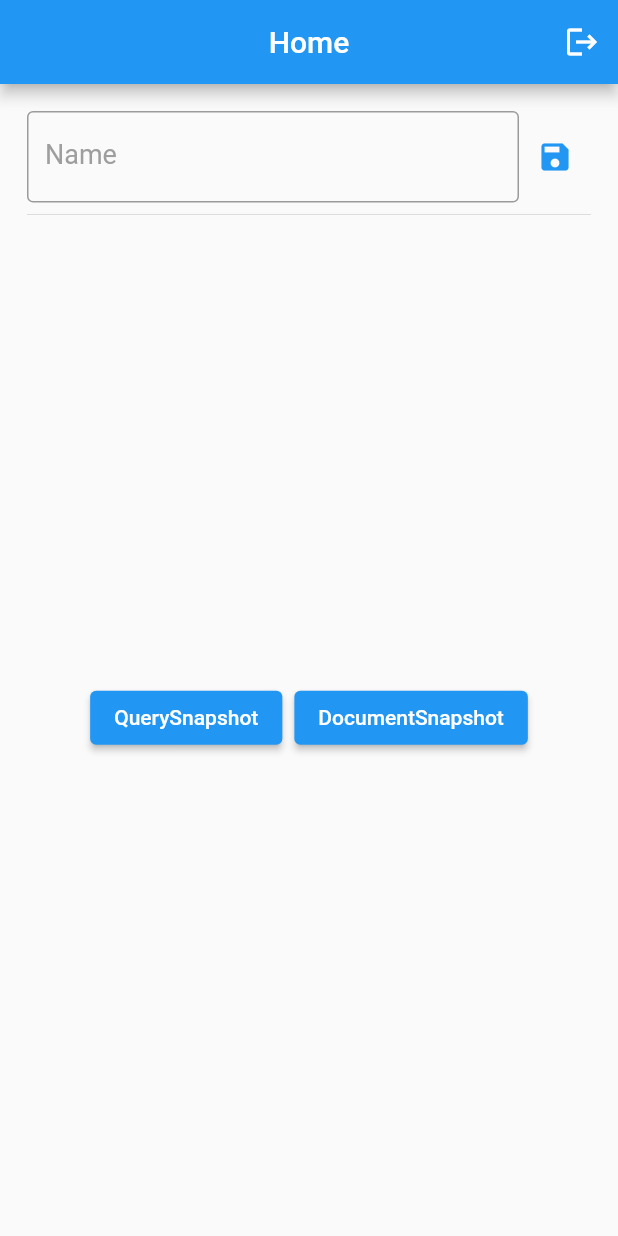
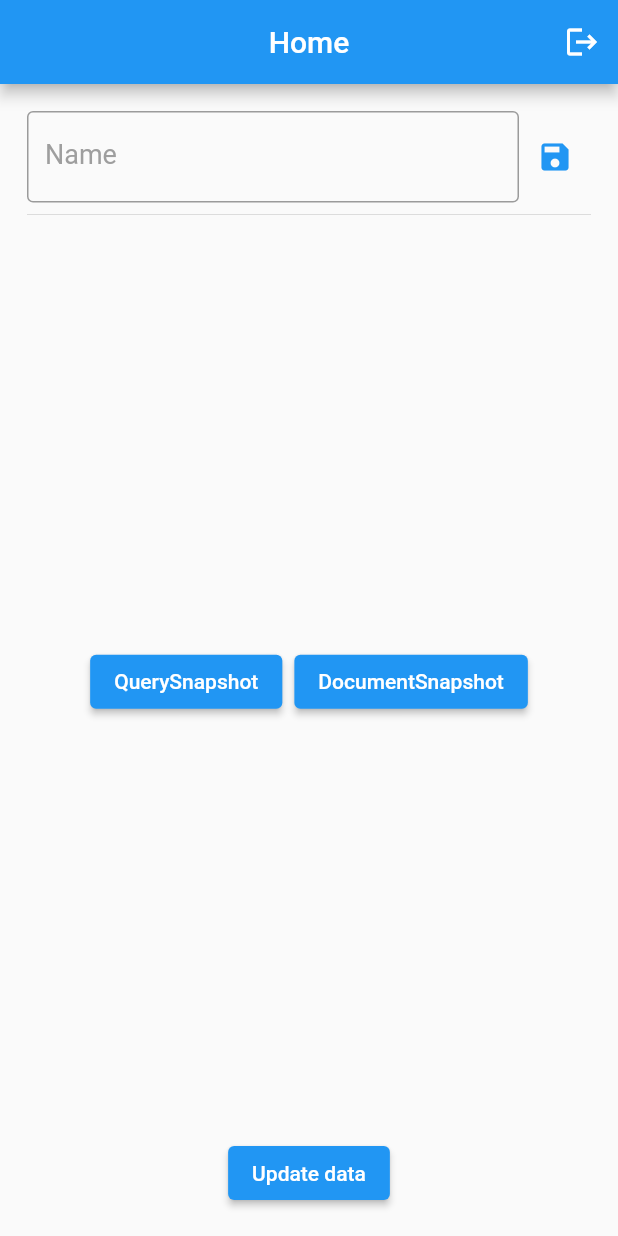
Before and after one commit to thetahmeed/Flutter, a Flutter app: the screen it shows once a user with an empty profile is signed in, on a phone screen of 412 x 824 dp. Run offline on Flutter 3.47's test engine with Material 2 defaults, Android fonts, the phone set to English and light mode, and no system bars; our stand-ins replace carousel_slider, cloud_firestore, curved_navigation_bar, firebase_auth, firebase_core, firebase_database and 5 more; accounts and stored records are empty.

Commit message:
5. Firestore (Update data)

```diff
--- a/fireprac/lib/pages/home.dart
+++ b/fireprac/lib/pages/home.dart
@@ -19,6 +19,14 @@ class _HomePageState extends State<HomePage> {
 
     final CollectionReference userCollection =
         FirebaseFirestore.instance.collection('users');
+
+    Future<void> _updateCollectionField() {
+      return userCollection
+          .doc('eSrhvjyafMfDebUOGnv5')
+          .update({'name': 'Shafoyan'})
+          .then((value) => print("User Updated"))
+          .catchError((error) => print("Failed to update user: $error"));
+    }
 
     Future<void> addUser(String name) {
       // Call the user's CollectionReference to add a new user
@@ -131,6 +139,9 @@ class _HomePageState extends State<HomePage> {
                   stream: userCollection.snapshots(),
                 ),
                   ),*/
+              ElevatedButton(
+                  onPressed: _updateCollectionField,
+                  child: Text('Update data')),
             ],
           ),
         ),
```
